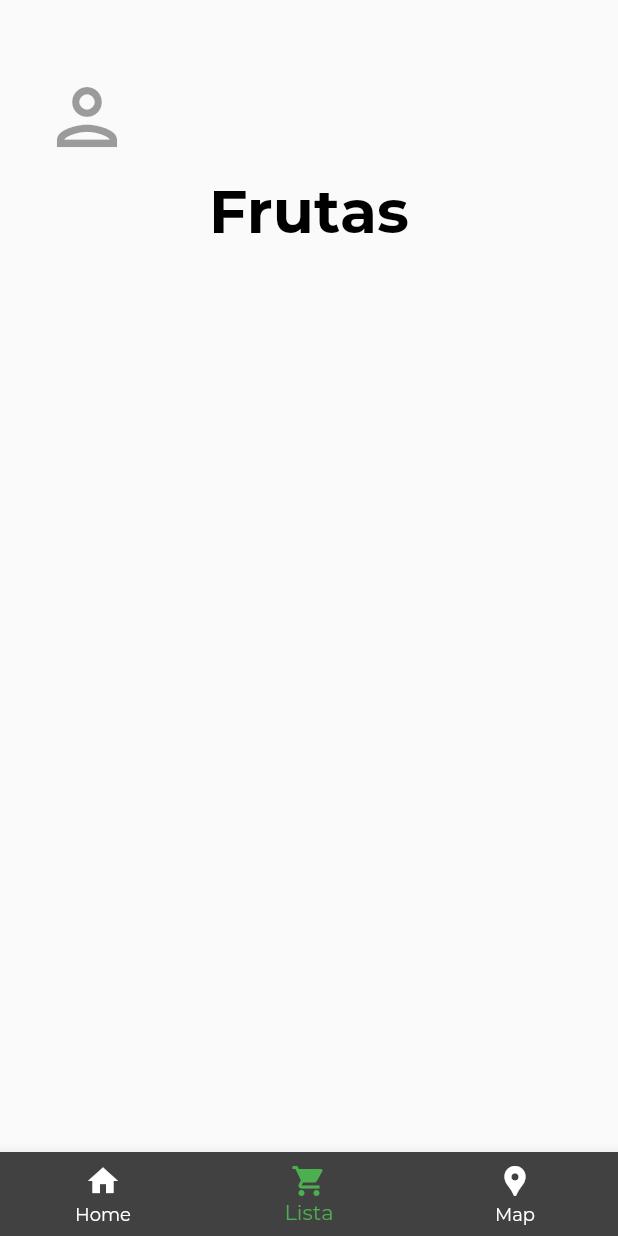
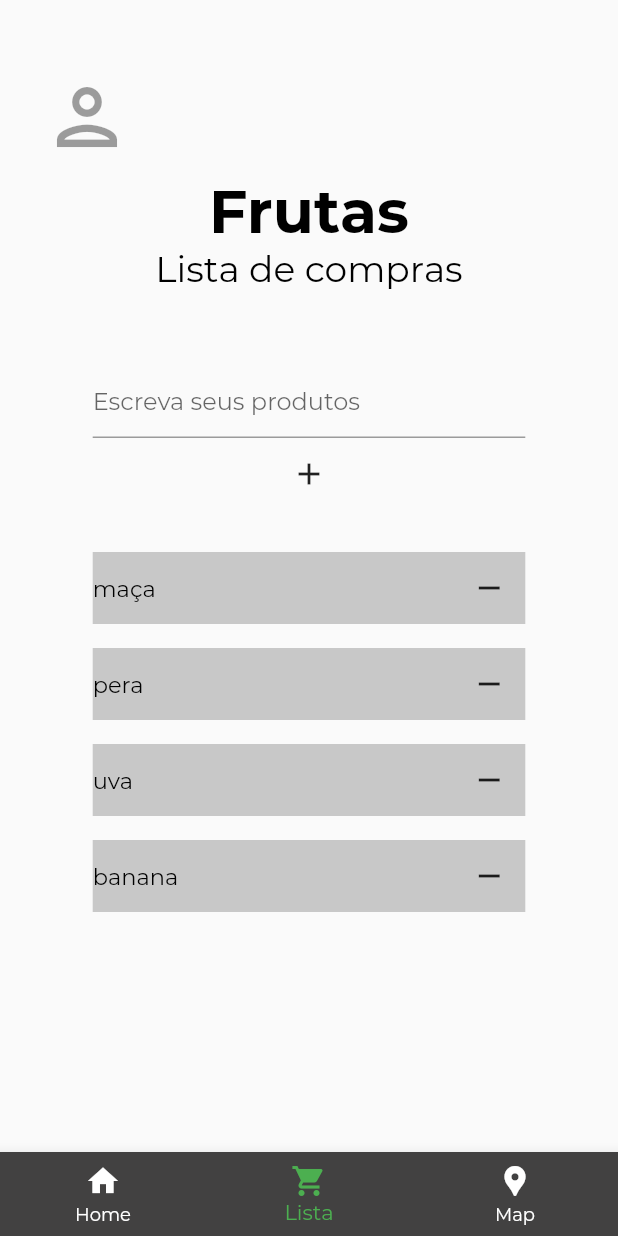
Before and after one commit to matheusrg21/agrorganico-mobile, a Flutter app: the ShoppingListScreen screen opened by its route, on a phone screen of 412 x 824 dp. Run offline on Flutter 3.47's test engine with Material 2 defaults, Android fonts, the phone set to English and light mode, and no system bars; our stand-ins replace flutter_svg; network calls fail; project files that could hold a hidden picture were left out.

Commit message:
Tela de lista de compra implementada

```diff
--- a/lib/models/Fruit.dart
+++ b/lib/models/Fruit.dart
@@ -4,7 +4,8 @@ class Fruit {
   final String id;
   final String name;
   final String description;
-  final NetworkImage image;
+  final NetworkImage
+      image; //Precisa ser ajustado para o tipo de imagem recebida do back-end
 
   Fruit(
       {@required this.id,
--- a/lib/screens/shopping_list_screen.dart
+++ b/lib/screens/shopping_list_screen.dart
@@ -1,6 +1,7 @@
 import 'package:flutter/material.dart';
 import 'package:agroorganico_frontend/widgets/user_bottom_navbar.dart';
 import 'package:agroorganico_frontend/widgets/profile_button.dart';
+import 'package:agroorganico_frontend/widgets/shopping_item.dart';
 
 class ShoppingListScreen extends StatefulWidget {
   static const String routeName = '/shopping-list';
@@ -10,16 +11,42 @@ class ShoppingListScreen extends StatefulWidget {
 }
 
 class _ShoppingListScreenState extends State<ShoppingListScreen> {
-  List<String> shoppingList = [];
+  List<String> _shoppingList = [];
+  String _newItem;
+  final _key = new GlobalKey<FormState>();
+
+  void _getShoppingList() {} //Função para pegar a lista do back-end
+
+  void _removeItem(int index) {
+    //Remover no back-end
+    // _shoppingList.removeAt(index);
+    setState(() {
+      _shoppingList.removeAt(index);
+    });
+  }
+
+  void _add() {
+    if (!_key.currentState.validate()) {
+      // Invalid!
+      return;
+    }
+    // adicionar no back-end
+    setState(() {
+      _shoppingList.add(_newItem);
+    });
+  }
 
   @override
   void initState() {
     super.initState();
+    _getShoppingList();
+    _shoppingList = ['maça', 'pera', 'uva', 'banana'];
   }
 
   Widget build(BuildContext context) {
     return Scaffold(
       body: Column(
+        mainAxisAlignment: MainAxisAlignment.start,
         children: [
           ProfileButton(),
           Text(
@@ -30,6 +57,59 @@ class _ShoppingListScreenState extends State<ShoppingListScreen> {
               fontWeight: FontWeight.bold,
             ),
           ),
+          Text(
+            'Lista de compras',
+            style: TextStyle(
+              fontSize: 24,
+              color: Colors.black,
+            ),
+          ),
+          Container(
+            padding: EdgeInsets.only(top: 50),
+            width: MediaQuery.of(context).size.width * 0.7,
+            child: Form(
+              key: _key,
+              child: TextFormField(
+                  decoration:
+                      InputDecoration(hintText: 'Escreva seus produtos'),
+                  onChanged: (value) => _newItem = value,
+                  validator: (value) {
+                    if (value.isEmpty) {
+                      return 'O Campo não pode ser vazio';
+                    }
+                    return null;
+                  }),
+            ),
+          ),
+          IconButton(icon: Icon(Icons.add), onPressed: _add),
+          Expanded(
+            flex: 1,
+            child: Padding(
+              padding: EdgeInsets.all(8.0),
+              child: Container(
+                  padding: EdgeInsets.only(
+                    top: 20,
+                    left: 20,
+                    right: 20,
+                  ),
+                  child: Container(
+                    // height: MediaQuery.of(context).size.height,
+                    child: ListView.builder(
+                      scrollDirection: Axis.vertical,
+                      shrinkWrap: true,
+                      itemCount: _shoppingList.length,
+                      itemBuilder: (context, i) => Padding(
+                        padding: const EdgeInsets.only(bottom: 16),
+                        child: ShoppingItem(
+                          item: _shoppingList[i],
+                          index: i,
+                          onPressed: _removeItem,
+                        ),
+                      ),
+                    ),
+                  )),
+            ),
+          ),
         ],
       ),
       bottomNavigationBar: UserBottomNavbar(currentIndex: 1, context: context),
--- /dev/null
+++ b/lib/widgets/shopping_item.dart
@@ -0,0 +1,41 @@
+import 'package:flutter/material.dart';
+
+class ShoppingItem extends StatelessWidget {
+  final String item;
+  final int index;
+  final Function onPressed;
+  ShoppingItem(
+      {@required this.item, @required this.index, @required this.onPressed});
+
+  @override
+  Widget build(BuildContext context) {
+    return Column(
+      children: [
+        Container(
+          decoration: BoxDecoration(
+            color: Color(0xffC8C8C8),
+          ),
+          child: Container(
+            width: MediaQuery.of(context).size.width * 0.7,
+            child: Center(
+              child: Row(
+                  mainAxisAlignment: MainAxisAlignment.spaceBetween,
+                  children: [
+                    Text(
+                      item,
+                      style: TextStyle(
+                        color: Colors.black,
+                        fontSize: 15,
+                      ),
+                    ),
+                    IconButton(
+                        icon: Icon(Icons.remove),
+                        onPressed: () => onPressed(index)),
+                  ]),
+            ),
+          ),
+        )
+      ],
+    );
+  }
+}
--- a/lib/widgets/sign_in_form.dart
+++ b/lib/widgets/sign_in_form.dart
@@ -27,13 +27,11 @@ class SignInFormState extends State<SignInForm> {
     // if (!_formKey.currentState.validate()) {
     //   // Invalid!
     //   return;
-    // }
+    // } Descomentar esse trecho quando a integração estiver completa
     _formKey.currentState.save();
     Navigator.of(context).pushNamed(MainScreen.routeName);
 
     // try {
-    //   Auth authProvider = Provider.of<Auth>(context, listen: false);
-    //   await authProvider.signIn(_authData['username'], _authData['password']);
 
     // } on HttpException catch (error) {
     //   String errorMessage = 'A autenticação falhou.';
--- a/lib/widgets/sign_up_form.dart
+++ b/lib/widgets/sign_up_form.dart
@@ -30,14 +30,12 @@ class SignUpFormState extends State<SignUpForm> {
     _formKey.currentState.save();
 
     // try {
-    //   Auth authProvider = Provider.of<Auth>(context, listen: false);
-    //   await authProvider.signIn(_authData['username'], _authData['password']);
 
     // } on HttpException catch (error) {
     //   String errorMessage = 'A autenticação falhou.';
     //   if (error.toString().contains('Unauthorized')) {
     //     errorMessage =
-    //         'Autenticação não autorizada.\n\nVerifique se suas credenciais foram inseridas corretamente.';
+    //         '';
     //   }
   }
 
--- a/pubspec.yaml
+++ b/pubspec.yaml
@@ -47,7 +47,8 @@ flutter:
 
   # To add assets to your application, add an assets section, like this:
   assets:
-    - assets/images/logo_2.svg
+    # - assets/images/logo_2.svg
+    - assets/images/logo_2.png
 
   # An image asset can refer to one or more resolution-specific "variants", see
   # https://flutter.dev/assets-and-images/#resolution-aware.
```
Also changed, not shown: lib/screens/main_screen.dart (+7 -4 lines), lib/screens/sign_in_screen.dart (+7 -8 lines), lib/screens/sign_up_screen.dart (+12 -6 lines), lib/widgets/notification_dialog.dart (added, +20 -0 lines), assets/images/logo_2.png (added).
